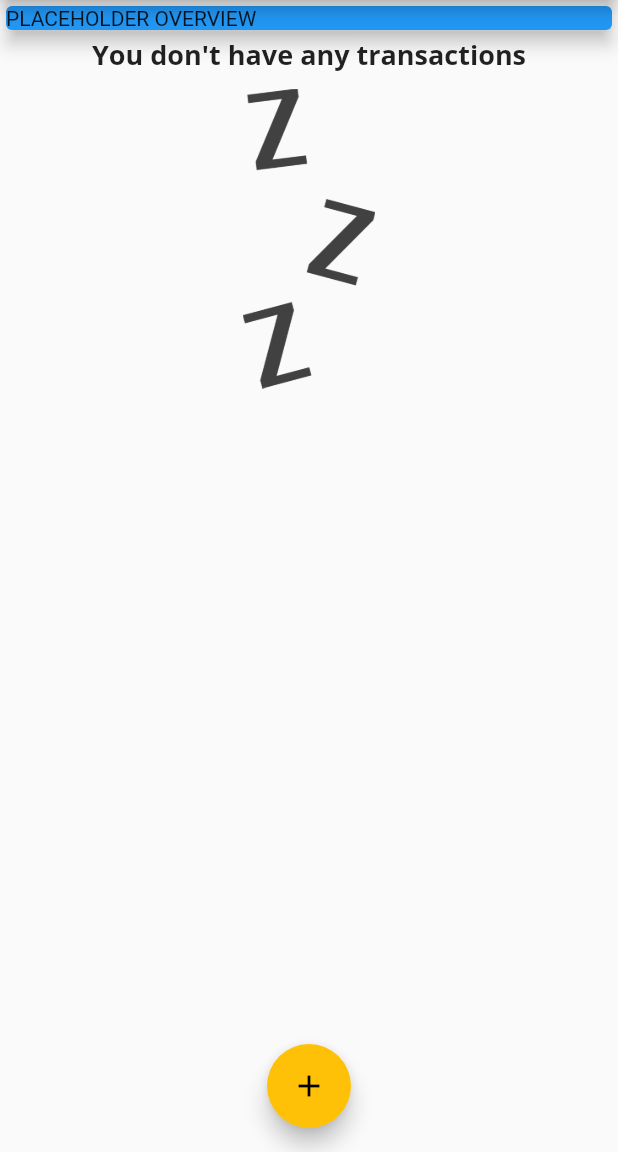
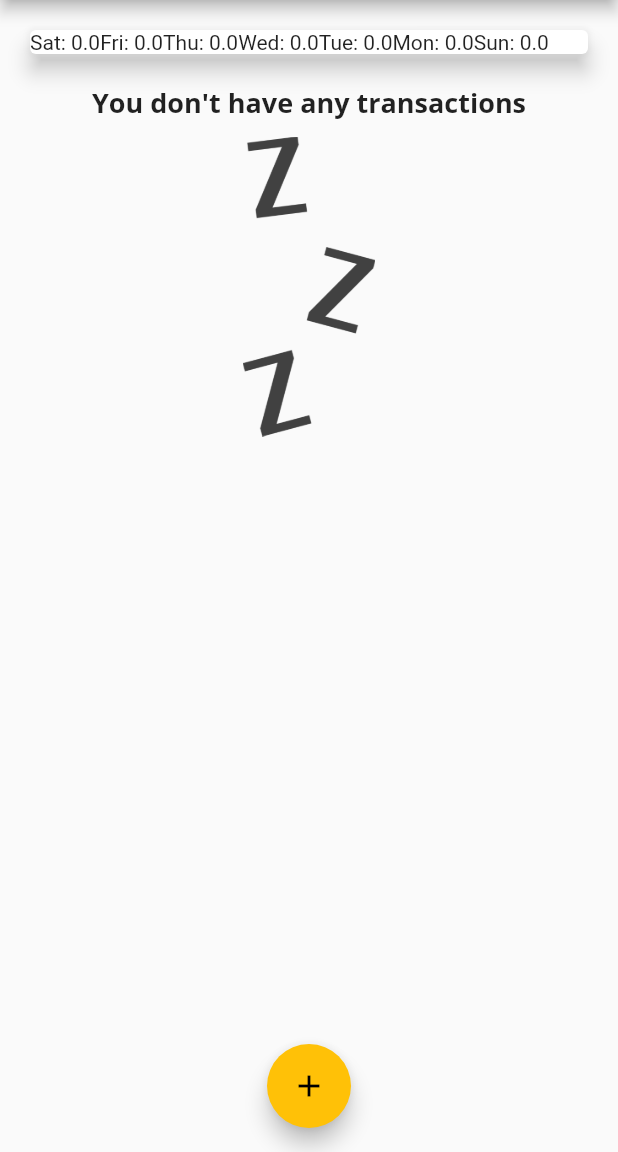
Before and after one commit to GianRathgeb/ExpensePlanner, a Flutter app: the screen it shows after launch, on a phone screen of 412 x 824 dp, the part 84-1236 px from its top. Run offline on Flutter 3.47's test engine with Material 2 defaults, Android fonts, the phone set to English and light mode, and no system bars.

Commit message:
adding chart at top important: not working now. Get clear list / map in output console

```diff
--- a/lib/main.dart
+++ b/lib/main.dart
@@ -2,6 +2,7 @@ import 'package:flutter/material.dart';
 import './widgets/new_transactions.dart';
 import './widgets/transaction_list.dart';
 import './models/transaction.dart';
+import './widgets/chart.dart';
 
 void main() => runApp(MyApp());
 
@@ -56,6 +57,14 @@ class _MyHomePageState extends State<MyHomePage> {
 //    ),
   ];
 
+  List<Transaction> get _recentTransactions {
+    return _userTransactions.where((tx) {
+      return tx.date.isAfter(
+        DateTime.now().subtract(Duration(days: 7)),
+      );
+    }).toList();
+  }
+
   void _addNewTransaction(String txTitle, double txAmount) {
     final newTx = Transaction(
       title: txTitle,
@@ -101,14 +110,7 @@ class _MyHomePageState extends State<MyHomePage> {
           //mainAxisAlignment: MainAxisAlignment.spaceAround,
           crossAxisAlignment: CrossAxisAlignment.stretch,
           children: <Widget>[
-            Container(
-              width: double.infinity,
-              child: Card(
-                elevation: 5,
-                color: Colors.blue,
-                child: Text("PLACEHOLDER OVERVIEW"),
-              ),
-            ),
+            Chart(_recentTransactions),
             TransactionList(_userTransactions),
           ],
         ),
--- /dev/null
+++ b/lib/widgets/chart.dart
@@ -0,0 +1,43 @@
+import 'package:flutter/material.dart';
+import 'package:intl/intl.dart';
+import '../models/transaction.dart';
+
+class Chart extends StatelessWidget {
+  final List<Transaction> recentTransactions;
+
+  Chart(this.recentTransactions);
+
+  List<Map<String, Object>> get groupedTransactionValues {
+    return List.generate(7, (index) {
+      final weekDay = DateTime.now().subtract(
+        Duration(days: index),
+      );
+      var totalSum = 0.0;
+      for (var i = 0; i < recentTransactions.length; i++) {
+        if (recentTransactions[i].date.day == weekDay.day &&
+            recentTransactions[i].date.month == weekDay.month &&
+            recentTransactions[i].date.month == weekDay.year) {
+          totalSum += recentTransactions[i].amount;
+        }
+      }
+
+      print(DateFormat.E().format(weekDay));
+      print(totalSum);
+
+      return {'day': DateFormat.E().format(weekDay), 'amount': totalSum};
+    });
+  }
+
+  @override
+  Widget build(BuildContext context) {
+    print(groupedTransactionValues);
+    return Card(
+      elevation: 6,
+      margin: EdgeInsets.all(20),
+      child: Row(
+          children: groupedTransactionValues.map((data) {
+        return Text('${data['day']}: ${data['amount']}');
+      }).toList()),
+    );
+  }
+}
```
